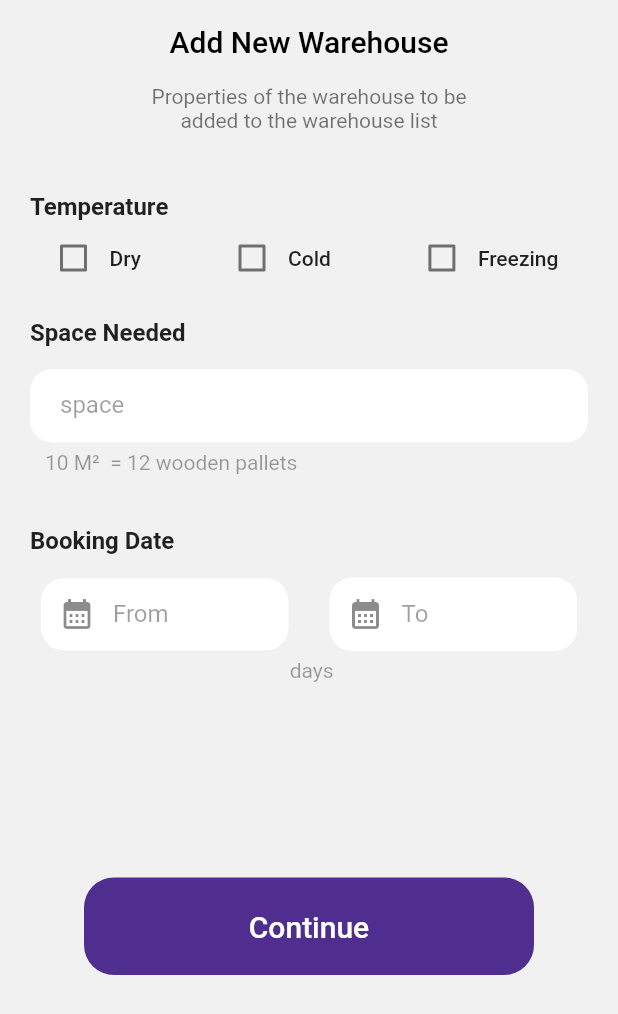
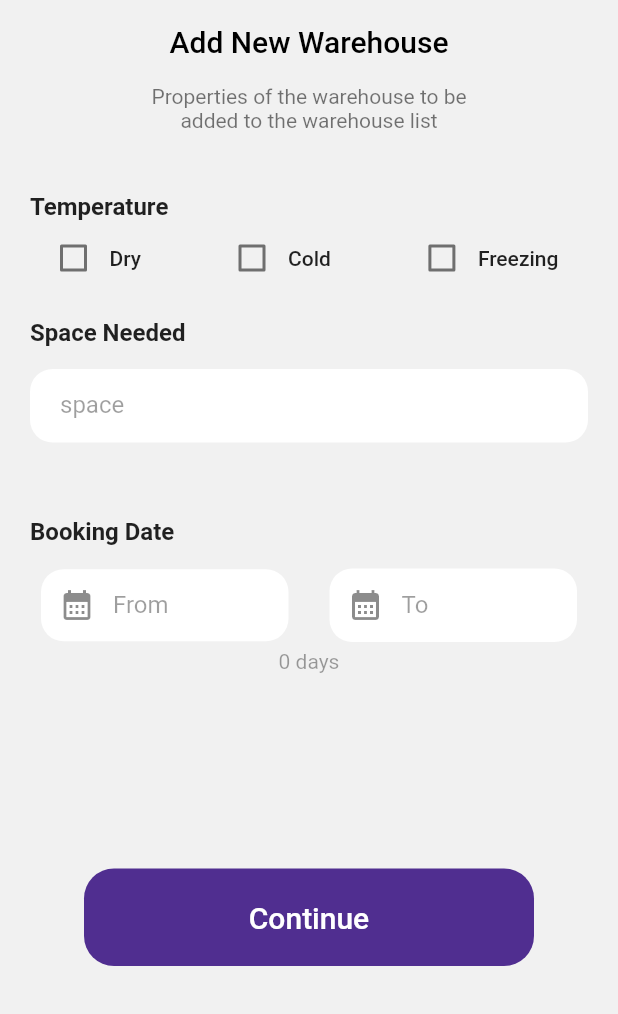
Before and after one commit to ahmadalbasha77/dhliz_app2, a Flutter app: the AddWarehouseScreen screen opened directly, on a phone screen of 412 x 824 dp. Shown: the top 1014 px of the screen. Run offline on Flutter 3.47's test engine with Material 3 defaults, Android fonts, the light colour scheme and no system bars; our stand-ins replace cached_network_image, dio, dropdown_search, easy_splash_screen, file_picker, firebase_auth and 21 more; missing offline and left inert: flutter_phone_direct_caller, flutter_polyline_points, moyasar, search_map_place_updated, simple_barcode_scanner; accounts and stored records are empty.

Commit message:
edit date

```diff
--- a/lib/view/home/self mangement of invntory/warehouse management/add warehouse/add_warehouse_screen.dart
+++ b/lib/view/home/self mangement of invntory/warehouse management/add warehouse/add_warehouse_screen.dart
@@ -43,7 +43,7 @@ class _AddWarehouseScreenState extends State<AddWarehouseScreen> {
   String selected = '';
   TextEditingController from = TextEditingController();
   TextEditingController to = TextEditingController();
-  String dateDifference = "";
+  String dateDifference = "0";
 
   final _formKey = GlobalKey<FormState>();
 
@@ -52,7 +52,7 @@ class _AddWarehouseScreenState extends State<AddWarehouseScreen> {
       DateTime fromDate = DateFormat('yyyy-MM-dd').parse(from.text);
       DateTime toDate = DateFormat('yyyy-MM-dd').parse(to.text);
       Duration difference = toDate.difference(fromDate);
-      dateDifference = '${difference.inDays}';
+      dateDifference = '${difference.inDays + 1}';
     } else {
       dateDifference = "";
     }
@@ -169,13 +169,13 @@ class _AddWarehouseScreenState extends State<AddWarehouseScreen> {
                             borderRadius: BorderRadius.circular(15),
                             borderSide: BorderSide.none))),
               ),
-              Container(
-                margin: EdgeInsets.symmetric(horizontal: 30, vertical: 5),
-                child: Text('10 M²  = 12 wooden pallets'.tr,
-                    style: TextStyle(color: Colors.black38)),
-              ),
+              // Container(
+              //   margin: EdgeInsets.symmetric(horizontal: 30, vertical: 5),
+              //   child: Text('10 M²  = 12 wooden pallets'.tr,
+              //       style: TextStyle(color: Colors.black38)),
+              // ),
               SizedBox(
-                height: 15,
+                height: 35,
               ),
               Container(
                 // alignment: Alignment.centerRight,
@@ -199,7 +199,6 @@ class _AddWarehouseScreenState extends State<AddWarehouseScreen> {
                       controller: from,
                       onTap: () async {
                         DateTime? pickedDate = await showDatePicker(
-
                           context: context,
                           initialDate: from.text.isNotEmpty
                               ? DateFormat('yyyy-MM-dd').parse(from.text)
```
